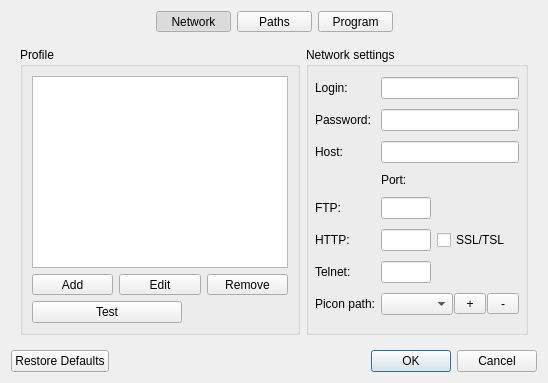
Qt form app/ui/res/settings.ui (DYefremov/E2Toolkit) before a commit.
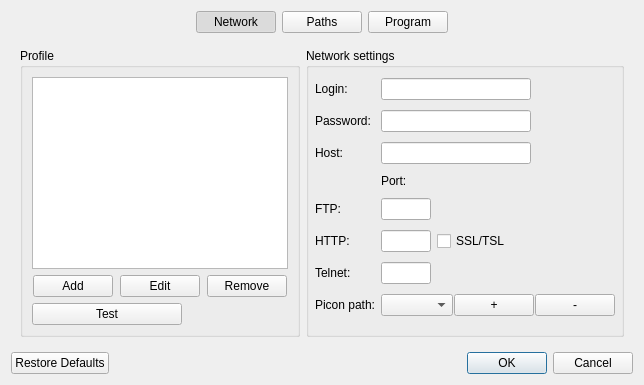
The same form after that commit. Icons and pictures are not drawn.

The edit to the form file:
```diff
--- a/app/ui/res/settings.ui
+++ b/app/ui/res/settings.ui
@@ -47,7 +47,7 @@
         </spacer>
        </item>
        <item>
-        <widget class="QToolButton" name="network_tool_button">
+        <widget class="QPushButton" name="network_tool_button">
          <property name="sizePolicy">
           <sizepolicy hsizetype="Fixed" vsizetype="Fixed">
            <horstretch>0</horstretch>
@@ -78,7 +78,7 @@
         </widget>
        </item>
        <item>
-        <widget class="QToolButton" name="paths_tool_button">
+        <widget class="QPushButton" name="paths_tool_button">
          <property name="minimumSize">
           <size>
            <width>75</width>
@@ -103,7 +103,7 @@
         </widget>
        </item>
        <item>
-        <widget class="QToolButton" name="program_tool_button">
+        <widget class="QPushButton" name="program_tool_button">
          <property name="minimumSize">
           <size>
            <width>75</width>
@@ -168,9 +168,9 @@
             <item>
              <layout class="QHBoxLayout" name="profile_buttons_layout">
               <item>
-               <widget class="QToolButton" name="profile_add_button">
+               <widget class="QPushButton" name="profile_add_button">
                 <property name="sizePolicy">
-                 <sizepolicy hsizetype="Preferred" vsizetype="Fixed">
+                 <sizepolicy hsizetype="Fixed" vsizetype="Fixed">
                   <horstretch>0</horstretch>
                   <verstretch>0</verstretch>
                  </sizepolicy>
@@ -194,9 +194,9 @@
                </widget>
               </item>
               <item>
-               <widget class="QToolButton" name="profile_edit_button">
+               <widget class="QPushButton" name="profile_edit_button">
                 <property name="sizePolicy">
-                 <sizepolicy hsizetype="Preferred" vsizetype="Fixed">
+                 <sizepolicy hsizetype="Fixed" vsizetype="Fixed">
                   <horstretch>0</horstretch>
                   <verstretch>0</verstretch>
                  </sizepolicy>
@@ -217,9 +217,9 @@
                </widget>
               </item>
               <item>
-               <widget class="QToolButton" name="profile_remove_button">
+               <widget class="QPushButton" name="profile_remove_button">
                 <property name="sizePolicy">
-                 <sizepolicy hsizetype="Preferred" vsizetype="Fixed">
+                 <sizepolicy hsizetype="Fixed" vsizetype="Fixed">
                   <horstretch>0</horstretch>
                   <verstretch>0</verstretch>
                  </sizepolicy>
@@ -358,7 +358,7 @@
                </widget>
               </item>
               <item>
-               <widget class="QToolButton" name="add_picon_path_button">
+               <widget class="QPushButton" name="add_picon_path_button">
                 <property name="sizePolicy">
                  <sizepolicy hsizetype="Preferred" vsizetype="Fixed">
                   <horstretch>0</horstretch>
@@ -387,7 +387,7 @@
                </widget>
               </item>
               <item>
-               <widget class="QToolButton" name="remove_picon_path_button">
+               <widget class="QPushButton" name="remove_picon_path_button">
                 <property name="sizePolicy">
                  <sizepolicy hsizetype="Preferred" vsizetype="Fixed">
                   <horstretch>0</horstretch>
```
